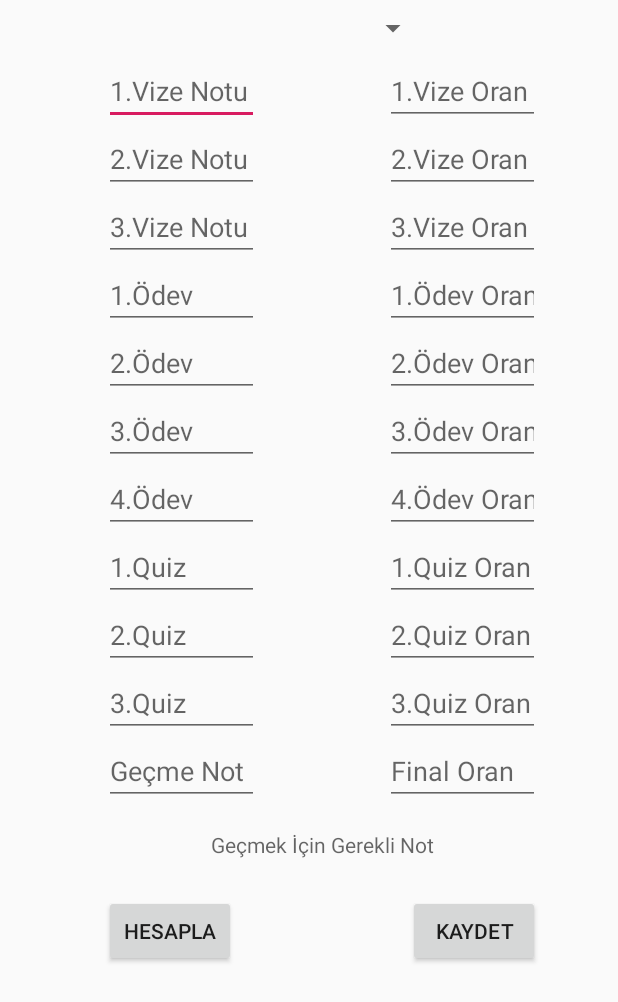
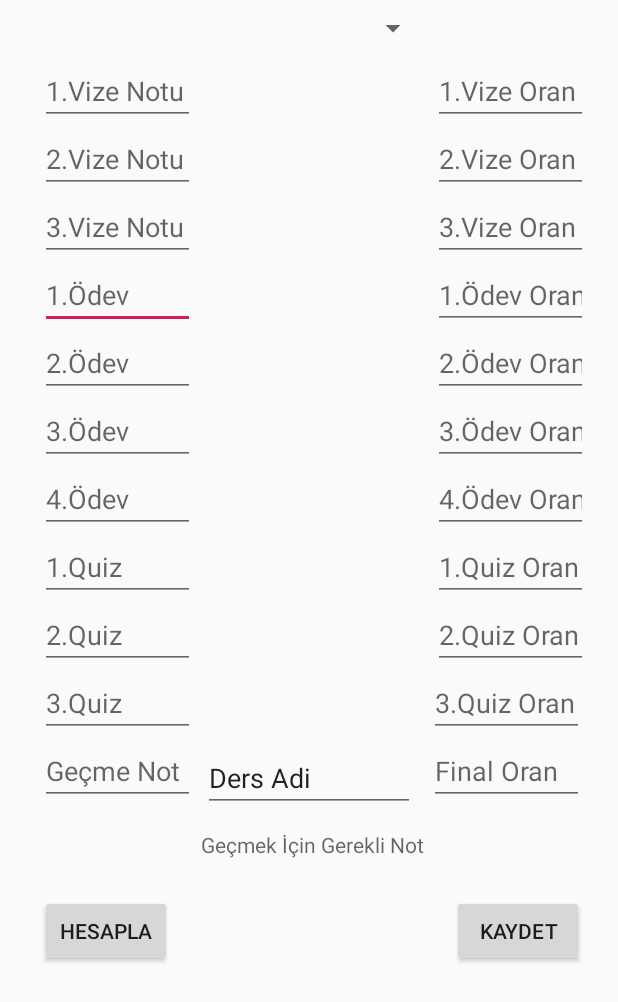
Before and after one commit to fmeydan/GecmeNotuHesaplama, an Android app: the layout activity_main.xml on its own in the app's theme, with its tools: preview values and no code run, on a phone screen of 412 x 824 dp. Shown: the top 1002 px of the screen. Run offline under Robolectric (Android 15) with nearby library versions, the phone set to English and light mode, and no system bars.

Commit message:
#Versiyon 0.0.2 Uyarı ekranından sonra derslerin listelendiği sayfa eklendi. Kullanıcı ekle diyerek yeni ders ekleyebilecek veya daha önceden eklediği dersleri görebilecek Henüz kaydedilmiş ders notları gerekli alanlara yerleştirilemiyor. Database kütüphanesi değiştirildi. Main activityde ki kodlar düzenlendi.

```diff
--- a/app/build.gradle
+++ b/app/build.gradle
@@ -28,4 +28,5 @@ dependencies {
     androidTestImplementation 'androidx.test:runner:1.2.0'
     androidTestImplementation 'androidx.test.espresso:espresso-core:3.2.0'
 
+
 }
--- a/app/src/main/java/com/fuatmeydan/nothesapla/UyariActivity.java
+++ b/app/src/main/java/com/fuatmeydan/nothesapla/UyariActivity.java
@@ -31,9 +31,9 @@ public class UyariActivity extends AppCompatActivity {
         @Override
         public void run() {
 
-            Intent intent = new Intent(UyariActivity.this, MainActivity.class);
+            Intent intent = new Intent(UyariActivity.this, GirisActivity.class);
             startActivity(intent);
-            finish(); //Bu activity kapanır
+            finish();
         }
     }
 }
--- a/app/src/main/res/layout/activity_main.xml
+++ b/app/src/main/res/layout/activity_main.xml
@@ -9,16 +9,64 @@
 
 
     <EditText
-        android:id="@+id/et_vize1"
+        android:id="@+id/et_odev1"
         android:layout_width="103dp"
         android:layout_height="wrap_content"
         android:ems="10"
-        android:hint="1.Vize Notu"
+        android:hint="1.Ödev"
         android:inputType="number"
-        app:layout_constraintEnd_toStartOf="@+id/et_vize1_oran"
-        app:layout_constraintHorizontal_bias="0.45"
-        app:layout_constraintStart_toStartOf="parent"
-        app:layout_constraintTop_toBottomOf="@+id/spinner_dersAdi" />
+        app:layout_constraintStart_toStartOf="@+id/et_vize3"
+        app:layout_constraintTop_toBottomOf="@+id/et_vize3" />
+
+    <EditText
+        android:id="@+id/tv_gecme_notu"
+        android:layout_width="103dp"
+        android:layout_height="wrap_content"
+        android:ems="10"
+        android:hint="Geçme Not"
+        android:inputType="number"
+        app:layout_constraintStart_toStartOf="@+id/et_quiz3"
+        app:layout_constraintTop_toBottomOf="@+id/et_quiz3" />
+
+    <EditText
+        android:id="@+id/et_odev3"
+        android:layout_width="103dp"
+        android:layout_height="wrap_content"
+        android:ems="10"
+        android:hint="3.Ödev"
+        android:inputType="number"
+        app:layout_constraintStart_toStartOf="@+id/et_odev2"
+        app:layout_constraintTop_toBottomOf="@+id/et_odev2" />
+
+    <EditText
+        android:id="@+id/et_vize3"
+        android:layout_width="103dp"
+        android:layout_height="wrap_content"
+        android:ems="10"
+        android:hint="3.Vize Notu"
+        android:inputType="number"
+        app:layout_constraintStart_toStartOf="@+id/et_vize2"
+        app:layout_constraintTop_toBottomOf="@+id/et_vize2" />
+
+    <EditText
+        android:id="@+id/et_odev4"
+        android:layout_width="103dp"
+        android:layout_height="wrap_content"
+        android:ems="10"
+        android:hint="4.Ödev"
+        android:inputType="number"
+        app:layout_constraintStart_toStartOf="@+id/et_odev3"
+        app:layout_constraintTop_toBottomOf="@+id/et_odev3" />
+
+    <EditText
+        android:id="@+id/et_quiz2"
+        android:layout_width="103dp"
+        android:layout_height="wrap_content"
+        android:ems="10"
+        android:hint="2.Quiz"
+        android:inputType="number"
+        app:layout_constraintStart_toStartOf="@+id/et_quiz1"
+        app:layout_constraintTop_toBottomOf="@+id/et_quiz1" />
 
     <EditText
         android:id="@+id/et_vize2"
@@ -31,6 +79,69 @@
         app:layout_constraintTop_toBottomOf="@+id/et_vize1" />
 
     <EditText
+        android:id="@+id/et_vize1"
+        android:layout_width="103dp"
+        android:layout_height="wrap_content"
+        android:ems="10"
+        android:hint="1.Vize Notu"
+        android:inputType="numberDecimal"
+        app:layout_constraintEnd_toStartOf="@+id/et_vize1_oran"
+        app:layout_constraintHorizontal_bias="0.145"
+        app:layout_constraintStart_toStartOf="parent"
+        app:layout_constraintTop_toBottomOf="@+id/spinner_dersAdi" />
+
+    <EditText
+        android:id="@+id/et_quiz3"
+        android:layout_width="103dp"
+        android:layout_height="wrap_content"
+        android:ems="10"
+        android:hint="3.Quiz"
+        android:inputType="number"
+        app:layout_constraintStart_toStartOf="@+id/et_quiz2"
+        app:layout_constraintTop_toBottomOf="@+id/et_quiz2" />
+
+    <EditText
+        android:id="@+id/et_quiz1"
+        android:layout_width="103dp"
+        android:layout_height="wrap_content"
+        android:ems="10"
+        android:hint="1.Quiz"
+        android:inputType="number"
+        app:layout_constraintStart_toStartOf="@+id/et_odev4"
+        app:layout_constraintTop_toBottomOf="@+id/et_odev4" />
+
+    <EditText
+        android:id="@+id/et_odev2"
+        android:layout_width="103dp"
+        android:layout_height="wrap_content"
+        android:ems="10"
+        android:hint="2.Ödev"
+        android:inputType="number"
+        app:layout_constraintStart_toStartOf="@+id/et_odev1"
+        app:layout_constraintTop_toBottomOf="@+id/et_odev1" />
+
+    <EditText
+        android:id="@+id/et_vize1_oran"
+        android:layout_width="103dp"
+        android:layout_height="wrap_content"
+        android:layout_marginEnd="20dp"
+        android:ems="10"
+        android:hint="1.Vize Oran"
+        android:inputType="number"
+        app:layout_constraintEnd_toEndOf="parent"
+        app:layout_constraintTop_toBottomOf="@+id/spinner_dersAdi" />
+
+    <EditText
+        android:id="@+id/et_odev2_oran"
+        android:layout_width="103dp"
+        android:layout_height="wrap_content"
+        android:ems="10"
+        android:hint="2.Ödev Oran"
+        android:inputType="number"
+        app:layout_constraintStart_toStartOf="@+id/et_odev1_oran"
+        app:layout_constraintTop_toBottomOf="@+id/et_odev1_oran" />
+
+    <EditText
         android:id="@+id/et_vize2_oran"
         android:layout_width="103dp"
         android:layout_height="wrap_content"
@@ -39,6 +150,16 @@
         android:inputType="number"
         app:layout_constraintStart_toStartOf="@+id/et_vize1_oran"
         app:layout_constraintTop_toBottomOf="@+id/et_vize1_oran" />
+
+    <EditText
+        android:id="@+id/et_odev4_oran"
+        android:layout_width="103dp"
+        android:layout_height="wrap_content"
+        android:ems="10"
+        android:hint="4.Ödev Oran"
+        android:inputType="number"
+        app:layout_constraintStart_toStartOf="@+id/et_odev3_oran"
+        app:layout_constraintTop_toBottomOf="@+id/et_odev3_oran" />
 
     <EditText
         android:id="@+id/et_vize3_oran"
@@ -51,16 +172,6 @@
         app:layout_constraintTop_toBottomOf="@+id/et_vize2_oran" />
 
     <EditText
-        android:id="@+id/et_odev4"
-        android:layout_width="103dp"
-        android:layout_height="wrap_content"
-        android:ems="10"
-        android:hint="4.Ödev"
-        android:inputType="number"
-        app:layout_constraintStart_toStartOf="@+id/et_odev3"
-        app:layout_constraintTop_toBottomOf="@+id/et_odev3" />
-
-    <EditText
         android:id="@+id/et_quiz3_oran"
         android:layout_width="103dp"
         android:layout_height="wrap_content"
@@ -69,29 +180,9 @@
         android:hint="3.Quiz Oran"
         android:inputType="number"
         app:layout_constraintEnd_toEndOf="parent"
-        app:layout_constraintHorizontal_bias="0.0"
+        app:layout_constraintHorizontal_bias="0.107"
         app:layout_constraintStart_toStartOf="@+id/et_quiz2_oran"
         app:layout_constraintTop_toBottomOf="@+id/et_quiz2_oran" />
-
-    <EditText
-        android:id="@+id/et_odev2"
-        android:layout_width="103dp"
-        android:layout_height="wrap_content"
-        android:ems="10"
-        android:hint="2.Ödev"
-        android:inputType="number"
-        app:layout_constraintStart_toStartOf="@+id/et_odev1"
-        app:layout_constraintTop_toBottomOf="@+id/et_odev1" />
-
-    <EditText
-        android:id="@+id/et_quiz1"
-        android:layout_width="103dp"
-        android:layout_height="wrap_content"
-        android:ems="10"
-        android:hint="1.Quiz"
-        android:inputType="number"
-        app:layout_constraintStart_toStartOf="@+id/et_odev4"
-        app:layout_constraintTop_toBottomOf="@+id/et_odev4" />
 
     <EditText
         android:id="@+id/et_odev3_oran"
@@ -102,6 +193,16 @@
         android:inputType="number"
         app:layout_constraintStart_toStartOf="@+id/et_odev2_oran"
         app:layout_constraintTop_toBottomOf="@+id/et_odev2_oran" />
+
+    <EditText
+        android:id="@+id/et_quiz1_oran"
+        android:layout_width="103dp"
+        android:layout_height="wrap_content"
+        android:ems="10"
+        android:hint="1.Quiz Oran"
+        android:inputType="number"
+        app:layout_constraintStart_toStartOf="@+id/et_odev4_oran"
+        app:layout_constraintTop_toBottomOf="@+id/et_odev4_oran" />
 
     <EditText
         android:id="@+id/et_quiz2_oran"
@@ -124,37 +225,6 @@
         app:layout_constraintTop_toBottomOf="@+id/et_quiz3_oran" />
 
     <EditText
-        android:id="@+id/et_odev1"
-        android:layout_width="103dp"
-        android:layout_height="wrap_content"
-        android:ems="10"
-        android:hint="1.Ödev"
-        android:inputType="number"
-        app:layout_constraintStart_toStartOf="@+id/et_vize3"
-        app:layout_constraintTop_toBottomOf="@+id/et_vize3" />
-
-    <EditText
-        android:id="@+id/et_odev3"
-        android:layout_width="103dp"
-        android:layout_height="wrap_content"
-        android:ems="10"
-        android:hint="3.Ödev"
-        android:inputType="number"
-        app:layout_constraintStart_toStartOf="@+id/et_odev2"
-        app:layout_constraintTop_toBottomOf="@+id/et_odev2" />
-
-    <EditText
-        android:id="@+id/et_vize1_oran"
-        android:layout_width="103dp"
-        android:layout_height="wrap_content"
-        android:layout_marginEnd="52dp"
-        android:ems="10"
-        android:hint="1.Vize Oran"
-        android:inputType="number"
-        app:layout_constraintEnd_toEndOf="parent"
-        app:layout_constraintTop_toBottomOf="@+id/spinner_dersAdi" />
-
-    <EditText
         android:id="@+id/et_odev1_oran"
         android:layout_width="103dp"
         android:layout_height="wrap_content"
@@ -163,76 +233,6 @@
         android:inputType="number"
         app:layout_constraintStart_toStartOf="@+id/et_vize3_oran"
         app:layout_constraintTop_toBottomOf="@+id/et_vize3_oran" />
-
-    <EditText
-        android:id="@+id/et_odev4_oran"
-        android:layout_width="103dp"
-        android:layout_height="wrap_content"
-        android:ems="10"
-        android:hint="4.Ödev Oran"
-        android:inputType="number"
-        app:layout_constraintStart_toStartOf="@+id/et_odev3_oran"
-        app:layout_constraintTop_toBottomOf="@+id/et_odev3_oran" />
-
-    <EditText
-        android:id="@+id/et_quiz1_oran"
-        android:layout_width="103dp"
-        android:layout_height="wrap_content"
-        android:ems="10"
-        android:hint="1.Quiz Oran"
-        android:inputType="number"
-        app:layout_constraintStart_toStartOf="@+id/et_odev4_oran"
-        app:layout_constraintTop_toBottomOf="@+id/et_odev4_oran" />
-
-    <EditText
-        android:id="@+id/et_quiz3"
-        android:layout_width="103dp"
-        android:layout_height="wrap_content"
-        android:ems="10"
-        android:hint="3.Quiz"
-        android:inputType="number"
-        app:layout_constraintStart_toStartOf="@+id/et_quiz2"
-        app:layout_constraintTop_toBottomOf="@+id/et_quiz2" />
-
-    <EditText
-        android:id="@+id/tv_gecme_notu"
-        android:layout_width="103dp"
-        android:layout_height="wrap_content"
-        android:ems="10"
-        android:hint="Geçme Not"
-        android:inputType="number"
-        app:layout_constraintStart_toStartOf="@+id/et_quiz3"
-        app:layout_constraintTop_toBottomOf="@+id/et_quiz3" />
-
-    <EditText
-        android:id="@+id/et_vize3"
-        android:layout_width="103dp"
-        android:layout_height="wrap_content"
-        android:ems="10"
-        android:hint="3.Vize Notu"
-        android:inputType="number"
-        app:layout_constraintStart_toStartOf="@+id/et_vize2"
-        app:layout_constraintTop_toBottomOf="@+id/et_vize2" />
-
-    <EditText
-        android:id="@+id/et_odev2_oran"
-        android:layout_width="103dp"
-        android:layout_height="wrap_content"
-        android:ems="10"
-        android:hint="2.Ödev Oran"
-        android:inputType="number"
-        app:layout_constraintStart_toStartOf="@+id/et_odev1_oran"
-        app:layout_constraintTop_toBottomOf="@+id/et_odev1_oran" />
-
-    <EditText
-        android:id="@+id/et_quiz2"
-        android:layout_width="103dp"
-        android:layout_height="wrap_content"
-        android:ems="10"
-        android:hint="2.Quiz"
-        android:inputType="number"
-        app:layout_constraintStart_toStartOf="@+id/et_quiz1"
-        app:layout_constraintTop_toBottomOf="@+id/et_quiz1" />
 
     <Spinner
         android:id="@+id/spinner_dersAdi"
@@ -282,4 +282,19 @@
         app:layout_constraintTop_toBottomOf="@+id/tv_gerekenNot"
         app:layout_constraintVertical_bias="0.0" />
 
+    <EditText
+        android:id="@+id/et_dersAdi"
+        android:layout_width="141dp"
+        android:layout_height="43dp"
+        android:layout_marginTop="316dp"
+        android:ems="10"
+        android:inputType="textPersonName"
+        android:text="Ders Adi"
+        app:layout_constraintBottom_toTopOf="@+id/tv_gerekenNot"
+        app:layout_constraintEnd_toStartOf="@+id/et_odev3_oran"
+        app:layout_constraintHorizontal_bias="0.294"
+        app:layout_constraintStart_toEndOf="@+id/et_odev3"
+        app:layout_constraintTop_toBottomOf="@+id/spinner_dersAdi"
+        app:layout_constraintVertical_bias="0.925" />
+
 </androidx.constraintlayout.widget.ConstraintLayout>
```
Also changed, not shown: app/src/main/AndroidManifest.xml (+8 -5 lines), app/src/main/java/Helper/DatabaseHelper.java (+212 -98 lines), app/src/main/java/com/fuatmeydan/nothesapla/MainActivity.java (+64 -17 lines), 1 other file.
